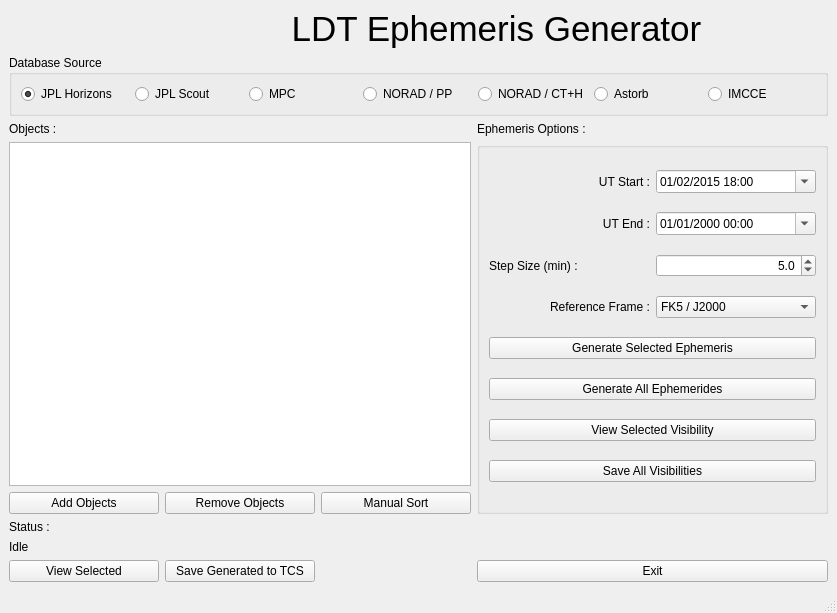
First picture: the form in obstools/UI/EphemMainWindow.ui, repository LowellObservatory/LDTObserverTools, before the edit.
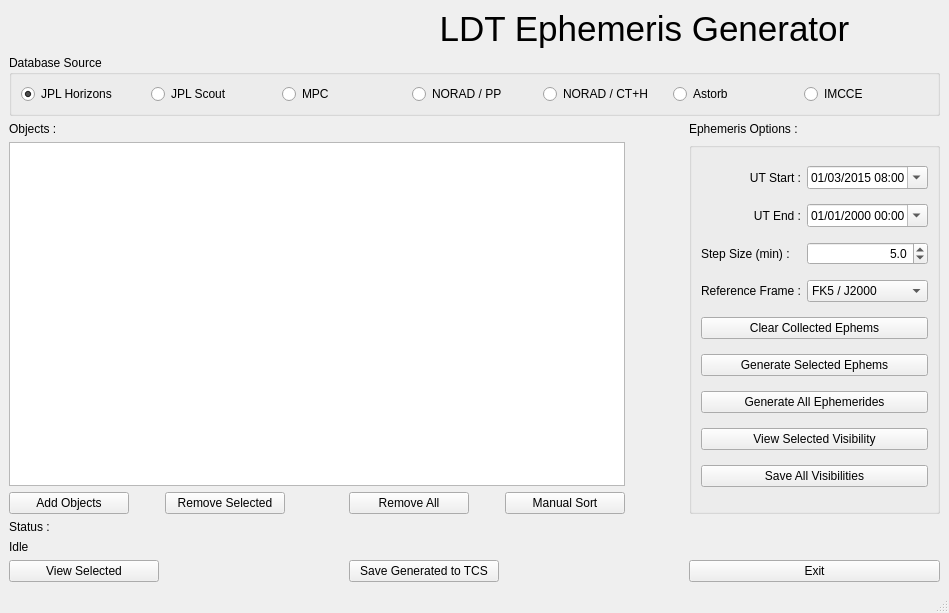
Second picture: the form after the edit. Icons and pictures are not drawn.

Commit message:
Updates to ephem generator
	modified:   obstools/UI/EphemMainWindow.py
	modified:   obstools/UI/EphemMainWindow.ui
	modified:   obstools/UI/Makefile
	modified:   obstools/ephem_generator.py
	modified:   obstools/plotting_functions.py

The edit to the form file:
```diff
--- a/obstools/UI/EphemMainWindow.ui
+++ b/obstools/UI/EphemMainWindow.ui
@@ -6,7 +6,7 @@
    <rect>
     <x>0</x>
     <y>0</y>
-    <width>837</width>
+    <width>949</width>
     <height>613</height>
    </rect>
   </property>
@@ -15,77 +15,6 @@
   </property>
   <widget class="QWidget" name="centralwidget">
    <layout class="QGridLayout" name="gridLayout">
-    <item row="0" column="0">
-     <widget class="QLabel" name="LowellLogo">
-      <property name="text">
-       <string/>
-      </property>
-      <property name="pixmap">
-       <pixmap>lowelllogo_horizontal_web.png</pixmap>
-      </property>
-     </widget>
-    </item>
-    <item row="1" column="0" colspan="4">
-     <widget class="QGroupBox" name="sourceGroupbox">
-      <property name="title">
-       <string>Database Source</string>
-      </property>
-      <layout class="QHBoxLayout" name="horizontalLayout">
-       <item>
-        <widget class="QRadioButton" name="sourceHorizons">
-         <property name="text">
-          <string>JPL Horizons</string>
-         </property>
-         <property name="checked">
-          <bool>true</bool>
-         </property>
-        </widget>
-       </item>
-       <item>
-        <widget class="QRadioButton" name="sourceScout">
-         <property name="text">
-          <string>JPL Scout</string>
-         </property>
-        </widget>
-       </item>
-       <item>
-        <widget class="QRadioButton" name="sourceMPC">
-         <property name="text">
-          <string>MPC</string>
-         </property>
-        </widget>
-       </item>
-       <item>
-        <widget class="QRadioButton" name="sourceProjPluto">
-         <property name="text">
-          <string>NORAD / PP</string>
-         </property>
-        </widget>
-       </item>
-       <item>
-        <widget class="QRadioButton" name="sourceCelestrak">
-         <property name="text">
-          <string>NORAD / CT+H</string>
-         </property>
-        </widget>
-       </item>
-       <item>
-        <widget class="QRadioButton" name="sourceAstorb">
-         <property name="text">
-          <string>Astorb</string>
-         </property>
-        </widget>
-       </item>
-       <item>
-        <widget class="QRadioButton" name="sourceIMCCE">
-         <property name="text">
-          <string>IMCCE</string>
-         </property>
-        </widget>
-       </item>
-      </layout>
-     </widget>
-    </item>
     <item row="2" column="0">
      <widget class="QLabel" name="label_3">
       <property name="text">
@@ -93,48 +22,74 @@
       </property>
      </widget>
     </item>
-    <item row="2" column="3">
+    <item row="2" column="6">
      <widget class="QLabel" name="label_7">
       <property name="text">
        <string>Ephemeris Options :</string>
       </property>
      </widget>
     </item>
-    <item row="3" column="3" rowspan="2">
+    <item row="0" column="0">
+     <widget class="QLabel" name="LowellLogo">
+      <property name="text">
+       <string/>
+      </property>
+      <property name="pixmap">
+       <pixmap>lowelllogo_horizontal_web.png</pixmap>
+      </property>
+     </widget>
+    </item>
+    <item row="4" column="3">
+     <widget class="QPushButton" name="removeAllObjectsButton">
+      <property name="sizePolicy">
+       <sizepolicy hsizetype="Fixed" vsizetype="Fixed">
+        <horstretch>0</horstretch>
+        <verstretch>0</verstretch>
+       </sizepolicy>
+      </property>
+      <property name="minimumSize">
+       <size>
+        <width>120</width>
+        <height>0</height>
+       </size>
+      </property>
+      <property name="text">
+       <string>Remove All</string>
+      </property>
+     </widget>
+    </item>
+    <item row="7" column="3">
+     <widget class="QPushButton" name="saveGeneratedButton">
+      <property name="sizePolicy">
+       <sizepolicy hsizetype="Fixed" vsizetype="Fixed">
+        <horstretch>0</horstretch>
+        <verstretch>0</verstretch>
+       </sizepolicy>
+      </property>
+      <property name="minimumSize">
+       <size>
+        <width>150</width>
+        <height>0</height>
+       </size>
+      </property>
+      <property name="text">
+       <string>Save Generated to TCS</string>
+      </property>
+     </widget>
+    </item>
+    <item row="6" column="0" colspan="7">
+     <widget class="QLabel" name="labelStatus">
+      <property name="text">
+       <string>Idle</string>
+      </property>
+     </widget>
+    </item>
+    <item row="3" column="6" rowspan="2">
      <widget class="QGroupBox" name="optionsBox">
       <property name="title">
        <string/>
       </property>
       <layout class="QGridLayout" name="gridLayout_2">
-       <item row="0" column="0">
-        <widget class="QLabel" name="label_4">
-         <property name="text">
-          <string>UT Start :</string>
-         </property>
-         <property name="alignment">
-          <set>Qt::AlignmentFlag::AlignRight|Qt::AlignmentFlag::AlignTrailing|Qt::AlignmentFlag::AlignVCenter</set>
-         </property>
-        </widget>
-       </item>
-       <item row="2" column="1">
-        <widget class="QDoubleSpinBox" name="inputStepSize">
-         <property name="alignment">
-          <set>Qt::AlignmentFlag::AlignRight|Qt::AlignmentFlag::AlignTrailing|Qt::AlignmentFlag::AlignVCenter</set>
-         </property>
-         <property name="decimals">
-          <number>1</number>
-         </property>
-         <property name="minimum">
-          <double>0.500000000000000</double>
-         </property>
-         <property name="maximum">
-          <double>120.000000000000000</double>
-         </property>
-         <property name="value">
-          <double>5.000000000000000</double>
-         </property>
-        </widget>
-       </item>
        <item row="2" column="0">
         <widget class="QLabel" name="label_6">
          <property name="text">
@@ -142,26 +97,10 @@
          </property>
         </widget>
        </item>
-       <item row="4" column="0" colspan="2">
-        <widget class="QPushButton" name="generateSelectedButton">
+       <item row="6" column="0" colspan="2">
+        <widget class="QPushButton" name="generateAllButton">
          <property name="text">
-          <string>Generate Selected Ephemeris</string>
-         </property>
-        </widget>
-       </item>
-       <item row="1" column="1">
-        <widget class="QDateTimeEdit" name="inputUTEnd">
-         <property name="currentSection">
-          <enum>QDateTimeEdit::Section::MonthSection</enum>
-         </property>
-         <property name="displayFormat">
-          <string>MM/dd/yyyy hh:mm</string>
-         </property>
-         <property name="calendarPopup">
-          <bool>true</bool>
-         </property>
-         <property name="timeSpec">
-          <enum>Qt::TimeSpec::UTC</enum>
+          <string>Generate All Ephemerides</string>
          </property>
         </widget>
        </item>
@@ -169,12 +108,12 @@
         <widget class="QDateTimeEdit" name="inputUTStart">
          <property name="dateTime">
           <datetime>
-           <hour>18</hour>
+           <hour>8</hour>
            <minute>0</minute>
            <second>0</second>
            <year>2015</year>
            <month>1</month>
-           <day>2</day>
+           <day>3</day>
           </datetime>
          </property>
          <property name="maximumDate">
@@ -193,7 +132,7 @@
          </property>
          <property name="maximumTime">
           <time>
-           <hour>5</hour>
+           <hour>19</hour>
            <minute>59</minute>
            <second>59</second>
           </time>
@@ -212,13 +151,10 @@
          </property>
         </widget>
        </item>
-       <item row="1" column="0">
-        <widget class="QLabel" name="label_5">
+       <item row="5" column="0" colspan="2">
+        <widget class="QPushButton" name="generateSelectedButton">
          <property name="text">
-          <string>UT End :</string>
-         </property>
-         <property name="alignment">
-          <set>Qt::AlignmentFlag::AlignRight|Qt::AlignmentFlag::AlignTrailing|Qt::AlignmentFlag::AlignVCenter</set>
+          <string>Generate Selected Ephems</string>
          </property>
         </widget>
        </item>
@@ -232,6 +168,36 @@
          </property>
         </widget>
        </item>
+       <item row="8" column="0" colspan="2">
+        <widget class="QPushButton" name="visibilityAllButton">
+         <property name="enabled">
+          <bool>true</bool>
+         </property>
+         <property name="text">
+          <string>Save All Visibilities</string>
+         </property>
+        </widget>
+       </item>
+       <item row="1" column="0">
+        <widget class="QLabel" name="label_5">
+         <property name="text">
+          <string>UT End :</string>
+         </property>
+         <property name="alignment">
+          <set>Qt::AlignmentFlag::AlignRight|Qt::AlignmentFlag::AlignTrailing|Qt::AlignmentFlag::AlignVCenter</set>
+         </property>
+        </widget>
+       </item>
+       <item row="0" column="0">
+        <widget class="QLabel" name="label_4">
+         <property name="text">
+          <string>UT Start :</string>
+         </property>
+         <property name="alignment">
+          <set>Qt::AlignmentFlag::AlignRight|Qt::AlignmentFlag::AlignTrailing|Qt::AlignmentFlag::AlignVCenter</set>
+         </property>
+        </widget>
+       </item>
        <item row="3" column="1">
         <widget class="QComboBox" name="inputRefFrame">
          <item>
@@ -251,33 +217,157 @@
          </item>
         </widget>
        </item>
-       <item row="5" column="0" colspan="2">
-        <widget class="QPushButton" name="generateAllButton">
-         <property name="text">
-          <string>Generate All Ephemerides</string>
+       <item row="1" column="1">
+        <widget class="QDateTimeEdit" name="inputUTEnd">
+         <property name="currentSection">
+          <enum>QDateTimeEdit::Section::MonthSection</enum>
          </property>
+         <property name="displayFormat">
+          <string>MM/dd/yyyy hh:mm</string>
+         </property>
+         <property name="calendarPopup">
+          <bool>true</bool>
+         </property>
+         <property name="timeSpec">
+          <enum>Qt::TimeSpec::UTC</enum>
+         </property>
         </widget>
        </item>
-       <item row="6" column="0" colspan="2">
+       <item row="2" column="1">
+        <widget class="QDoubleSpinBox" name="inputStepSize">
+         <property name="alignment">
+          <set>Qt::AlignmentFlag::AlignRight|Qt::AlignmentFlag::AlignTrailing|Qt::AlignmentFlag::AlignVCenter</set>
+         </property>
+         <property name="decimals">
+          <number>1</number>
+         </property>
+         <property name="minimum">
+          <double>0.500000000000000</double>
+         </property>
+         <property name="maximum">
+          <double>120.000000000000000</double>
+         </property>
+         <property name="value">
+          <double>5.000000000000000</double>
+         </property>
+        </widget>
+       </item>
+       <item row="7" column="0" colspan="2">
         <widget class="QPushButton" name="visibilitySelectedButton">
          <property name="text">
           <string>View Selected Visibility</string>
          </property>
         </widget>
        </item>
-       <item row="7" column="0" colspan="2">
-        <widget class="QPushButton" name="visibilityAllButton">
-         <property name="enabled">
+       <item row="4" column="0" colspan="2">
+        <widget class="QPushButton" name="clearEphemsButton">
+         <property name="text">
+          <string>Clear Collected Ephems</string>
+         </property>
+        </widget>
+       </item>
+      </layout>
+     </widget>
+    </item>
+    <item row="7" column="0">
+     <widget class="QPushButton" name="viewButton">
+      <property name="sizePolicy">
+       <sizepolicy hsizetype="Fixed" vsizetype="Fixed">
+        <horstretch>0</horstretch>
+        <verstretch>0</verstretch>
+       </sizepolicy>
+      </property>
+      <property name="minimumSize">
+       <size>
+        <width>150</width>
+        <height>0</height>
+       </size>
+      </property>
+      <property name="text">
+       <string>View Selected</string>
+      </property>
+     </widget>
+    </item>
+    <item row="1" column="0" colspan="7">
+     <widget class="QGroupBox" name="sourceGroupbox">
+      <property name="title">
+       <string>Database Source</string>
+      </property>
+      <layout class="QHBoxLayout" name="horizontalLayout">
+       <item>
+        <widget class="QRadioButton" name="sourceHorizons">
+         <property name="text">
+          <string>JPL Horizons</string>
+         </property>
+         <property name="checked">
           <bool>true</bool>
          </property>
+        </widget>
+       </item>
+       <item>
+        <widget class="QRadioButton" name="sourceScout">
          <property name="text">
-          <string>Save All Visibilities</string>
+          <string>JPL Scout</string>
+         </property>
+        </widget>
+       </item>
+       <item>
+        <widget class="QRadioButton" name="sourceMPC">
+         <property name="text">
+          <string>MPC</string>
+         </property>
+        </widget>
+       </item>
+       <item>
+        <widget class="QRadioButton" name="sourceProjPluto">
+         <property name="text">
+          <string>NORAD / PP</string>
+         </property>
+        </widget>
+       </item>
+       <item>
+        <widget class="QRadioButton" name="sourceCelestrak">
+         <property name="text">
+          <string>NORAD / CT+H</string>
+         </property>
+        </widget>
+       </item>
+       <item>
+        <widget class="QRadioButton" name="sourceAstorb">
+         <property name="text">
+          <string>Astorb</string>
+         </property>
+        </widget>
+       </item>
+       <item>
+        <widget class="QRadioButton" name="sourceIMCCE">
+         <property name="text">
+          <string>IMCCE</string>
          </property>
         </widget>
        </item>
       </layout>
      </widget>
     </item>
+    <item row="4" column="4">
+     <widget class="QPushButton" name="sortButton">
+      <property name="sizePolicy">
+       <sizepolicy hsizetype="Fixed" vsizetype="Fixed">
+        <horstretch>0</horstretch>
+        <verstretch>0</verstretch>
+       </sizepolicy>
+      </property>
+      <property name="minimumSize">
+       <size>
+        <width>120</width>
+        <height>0</height>
+       </size>
+      </property>
+      <property name="text">
+       <string>Manual Sort</string>
+      </property>
+     </widget>
+    </item>
     <item row="4" column="0">
      <widget class="QPushButton" name="addObjectsButton">
       <property name="sizePolicy">
@@ -288,7 +378,7 @@
       </property>
       <property name="minimumSize">
        <size>
-        <width>150</width>
+        <width>120</width>
         <height>0</height>
        </size>
       </property>
@@ -300,41 +390,18 @@
       </property>
      </widget>
     </item>
-    <item row="4" column="1">
-     <widget class="QPushButton" name="removeObjectsButton">
-      <property name="sizePolicy">
-       <sizepolicy hsizetype="Fixed" vsizetype="Fixed">
-        <horstretch>0</horstretch>
-        <verstretch>0</verstretch>
-       </sizepolicy>
+    <item row="0" column="3" colspan="4">
+     <widget class="QLabel" name="labelTitle">
+      <property name="font">
+       <font>
+        <pointsize>26</pointsize>
+       </font>
       </property>
-      <property name="minimumSize">
-       <size>
-        <width>150</width>
-        <height>0</height>
-       </size>
-      </property>
       <property name="text">
-       <string>Remove Objects</string>
+       <string>LDT Ephemeris Generator</string>
       </property>
-     </widget>
-    </item>
-    <item row="4" column="2">
-     <widget class="QPushButton" name="sortButton">
-      <property name="sizePolicy">
-       <sizepolicy hsizetype="Fixed" vsizetype="Fixed">
-        <horstretch>0</horstretch>
-        <verstretch>0</verstretch>
-       </sizepolicy>
-      </property>
-      <property name="minimumSize">
-       <size>
-        <width>150</width>
-        <height>0</height>
-       </size>
-      </property>
-      <property name="text">
-       <string>Manual Sort</string>
+      <property name="alignment">
+       <set>Qt::AlignmentFlag::AlignCenter</set>
       </property>
      </widget>
     </item>
@@ -345,52 +412,33 @@
       </property>
      </widget>
     </item>
-    <item row="7" column="0">
-     <widget class="QPushButton" name="viewButton">
-      <property name="sizePolicy">
-       <sizepolicy hsizetype="Fixed" vsizetype="Fixed">
-        <horstretch>0</horstretch>
-        <verstretch>0</verstretch>
-       </sizepolicy>
-      </property>
-      <property name="minimumSize">
-       <size>
-        <width>150</width>
-        <height>0</height>
-       </size>
-      </property>
-      <property name="text">
-       <string>View Selected</string>
-      </property>
-     </widget>
-    </item>
-    <item row="7" column="1">
-     <widget class="QPushButton" name="saveGeneratedButton">
-      <property name="sizePolicy">
-       <sizepolicy hsizetype="Fixed" vsizetype="Fixed">
-        <horstretch>0</horstretch>
-        <verstretch>0</verstretch>
-       </sizepolicy>
-      </property>
-      <property name="minimumSize">
-       <size>
-        <width>150</width>
-        <height>0</height>
-       </size>
-      </property>
-      <property name="text">
-       <string>Save Generated to TCS</string>
-      </property>
-     </widget>
-    </item>
-    <item row="7" column="3">
+    <item row="7" column="6">
      <widget class="QPushButton" name="exitButton">
       <property name="text">
        <string>Exit</string>
       </property>
      </widget>
     </item>
-    <item row="3" column="0" colspan="3">
+    <item row="4" column="1">
+     <widget class="QPushButton" name="removeObjectsButton">
+      <property name="sizePolicy">
+       <sizepolicy hsizetype="Fixed" vsizetype="Fixed">
+        <horstretch>0</horstretch>
+        <verstretch>0</verstretch>
+       </sizepolicy>
+      </property>
+      <property name="minimumSize">
+       <size>
+        <width>120</width>
+        <height>0</height>
+       </size>
+      </property>
+      <property name="text">
+       <string>Remove Selected</string>
+      </property>
+     </widget>
+    </item>
+    <item row="3" column="0" colspan="5">
      <widget class="QListWidget" name="objectList">
       <property name="font">
        <font>
@@ -414,28 +462,6 @@
       </property>
      </widget>
     </item>
-    <item row="0" column="1" colspan="3">
-     <widget class="QLabel" name="labelTitle">
-      <property name="font">
-       <font>
-        <pointsize>26</pointsize>
-       </font>
-      </property>
-      <property name="text">
-       <string>LDT Ephemeris Generator</string>
-      </property>
-      <property name="alignment">
-       <set>Qt::AlignmentFlag::AlignCenter</set>
-      </property>
-     </widget>
-    </item>
-    <item row="6" column="0" colspan="4">
-     <widget class="QLabel" name="labelStatus">
-      <property name="text">
-       <string>Idle</string>
-      </property>
-     </widget>
-    </item>
    </layout>
   </widget>
   <widget class="QMenuBar" name="menubar">
@@ -443,7 +469,7 @@
     <rect>
      <x>0</x>
      <y>0</y>
-     <width>837</width>
+     <width>949</width>
      <height>24</height>
     </rect>
    </property>
```
Left out of the diff: 2 changed lines with no effect on the pictures. The commit also changes 4 other files.
